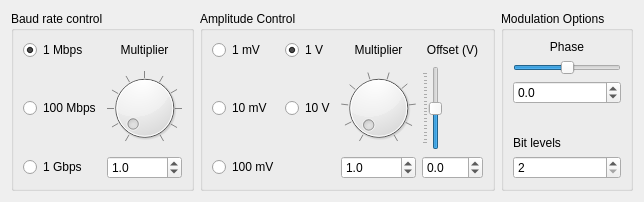
Above: instruments/prbs_gen.ui from pfjarschel/virtual-telecom-lab before the change. Below: the same form after it.
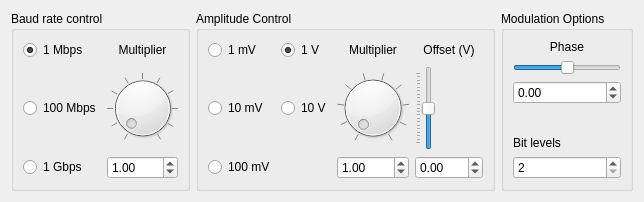
That is the form after the change.

Diff of the .ui file:
```diff
--- a/instruments/prbs_gen.ui
+++ b/instruments/prbs_gen.ui
@@ -83,7 +83,7 @@
            <bool>false</bool>
           </property>
           <property name="decimals">
-           <number>1</number>
+           <number>2</number>
           </property>
           <property name="minimum">
            <double>0.100000000000000</double>
@@ -138,7 +138,7 @@
            <bool>false</bool>
           </property>
           <property name="decimals">
-           <number>1</number>
+           <number>2</number>
           </property>
           <property name="minimum">
            <double>-100.000000000000000</double>
@@ -164,7 +164,7 @@
            <bool>false</bool>
           </property>
           <property name="decimals">
-           <number>1</number>
+           <number>2</number>
           </property>
           <property name="minimum">
            <double>0.100000000000000</double>
@@ -287,7 +287,7 @@
         <item>
          <widget class="QDoubleSpinBox" name="phaseSpin">
           <property name="decimals">
-           <number>1</number>
+           <number>2</number>
           </property>
           <property name="minimum">
            <double>-180.000000000000000</double>
```
